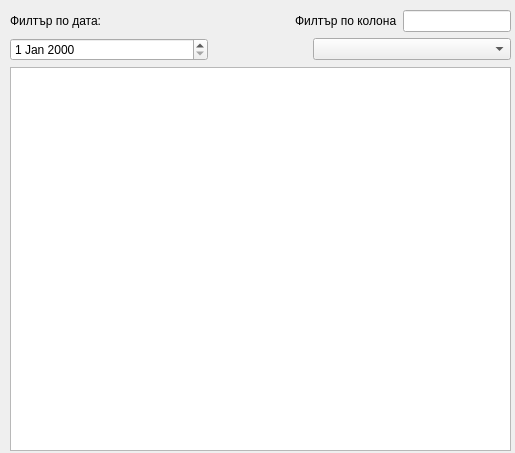
NadiaStrashnikova/JobCrawler, file UI/job_table_view.ui: the form before one commit.
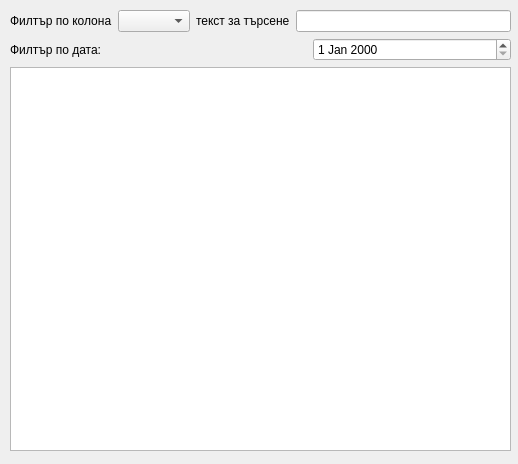
The form after the commit.

Commit message: Date in table is correct. Has to work on UI of form with table view.

```diff
--- a/UI/job_table_view.ui
+++ b/UI/job_table_view.ui
@@ -6,8 +6,8 @@
    <rect>
     <x>0</x>
     <y>0</y>
-    <width>515</width>
-    <height>453</height>
+    <width>518</width>
+    <height>464</height>
    </rect>
   </property>
   <property name="windowTitle">
@@ -30,27 +30,7 @@
      <number>0</number>
     </property>
     <item>
-     <layout class="QHBoxLayout" name="horizontalLayout" stretch="2,0,0,0">
-      <item>
-       <widget class="QLabel" name="lbl_filter">
-        <property name="text">
-         <string>Филтър по дата:</string>
-        </property>
-       </widget>
-      </item>
-      <item>
-       <spacer name="horizontalSpacer_2">
-        <property name="orientation">
-         <enum>Qt::Horizontal</enum>
-        </property>
-        <property name="sizeHint" stdset="0">
-         <size>
-          <width>40</width>
-          <height>20</height>
-         </size>
-        </property>
-       </spacer>
-      </item>
+     <layout class="QHBoxLayout" name="horizontalLayout" stretch="0,0,0,0">
       <item>
        <widget class="QLabel" name="lbl_filter_column">
         <property name="text">
@@ -58,6 +38,16 @@
         </property>
        </widget>
       </item>
+      <item>
+       <widget class="QComboBox" name="cb_column"/>
+      </item>
+      <item>
+       <widget class="QLabel" name="label">
+        <property name="text">
+         <string>текст за търсене</string>
+        </property>
+       </widget>
+      </item>
       <item>
        <widget class="QLineEdit" name="le_filter"/>
       </item>
@@ -66,7 +56,11 @@
     <item>
      <layout class="QHBoxLayout" name="horizontalLayout_2" stretch="2,1,2">
       <item>
-       <widget class="QDateEdit" name="de_post_date"/>
+       <widget class="QLabel" name="lbl_filter">
+        <property name="text">
+         <string>Филтър по дата:</string>
+        </property>
+       </widget>
       </item>
       <item>
        <spacer name="horizontalSpacer">
@@ -82,7 +76,7 @@
        </spacer>
       </item>
       <item>
-       <widget class="QComboBox" name="cb_column"/>
+       <widget class="QDateEdit" name="de_post_date"/>
       </item>
      </layout>
     </item>
```
The commit also changes 4 other files.
